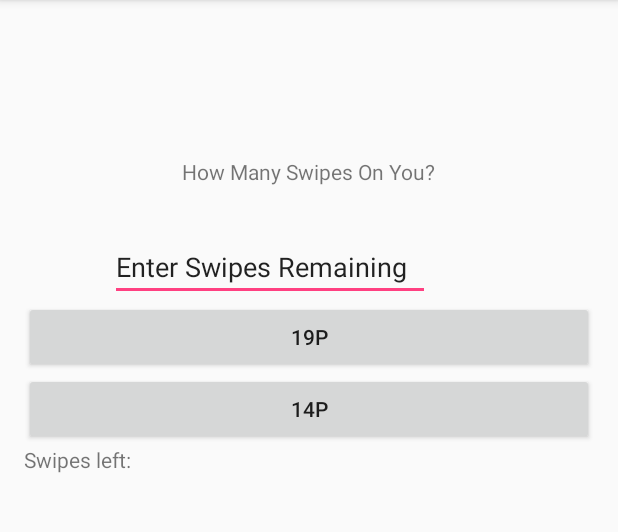
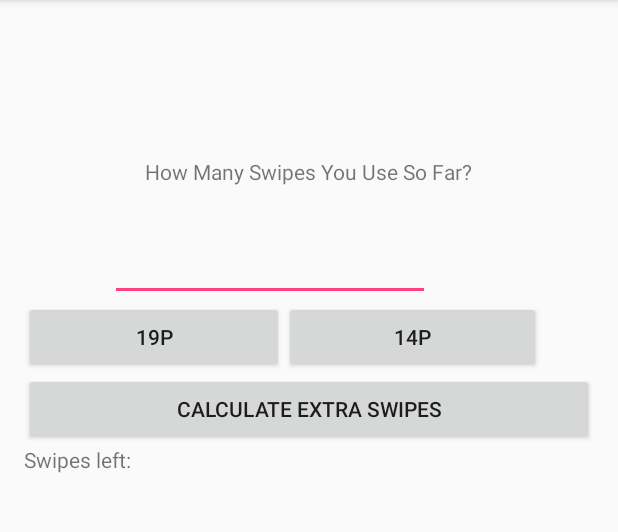
Before and after one commit to tanzeelak/SwypeRight, an Android app: the Menu screen opened directly, with no data from a screen before it, on a phone screen of 412 x 824 dp, the part 84-616 px from its top. Run offline under Robolectric (Android 15) with nearby library versions, the phone set to English and light mode, and no system bars.

```diff
--- a/app/src/main/res/layout/activity_menu.xml
+++ b/app/src/main/res/layout/activity_menu.xml
@@ -29,31 +29,42 @@
             android:layout_gravity="center"
             android:layout_marginTop="71dp"
             android:id="@+id/textView"
-            android:text="How Many Swipes On You?" />
+            android:text="How Many Swipes You Use So Far?" />
 
         <EditText
             android:layout_width="wrap_content"
             android:layout_height="wrap_content"
-            android:inputType="textPersonName"
+            android:inputType="number"
             android:ems="10"
             android:layout_below="@+id/textView"
             android:layout_alignParentStart="true"
             android:layout_marginStart="57dp"
             android:layout_marginTop="31dp"
-            android:id="@+id/allTes"
-            android:text="Enter Swipes Remaining" />
+            android:id="@+id/swipesUsed"
+            tools:text="Enter Swipes Used" />
+        <LinearLayout
+            android:layout_width="wrap_content"
+            android:layout_height="wrap_content"
+            android:orientation="horizontal">
+            <Button
+                android:text="19P"
+                android:layout_width="173dp"
+                android:layout_height="wrap_content"
+                android:id="@+id/button4" />
+
+            <Button
+                android:text="14P"
+                android:layout_width="171dp"
+                android:layout_height="wrap_content"
+                android:id="@+id/button5" />
+
+        </LinearLayout>
 
         <Button
-            android:text="19P"
+            android:text="Calculate Extra Swipes"
             android:layout_width="match_parent"
             android:layout_height="wrap_content"
-            android:id="@+id/button4" />
-
-        <Button
-            android:text="14P"
-            android:layout_width="match_parent"
-            android:layout_height="wrap_content"
-            android:id="@+id/button5" />
+            android:id="@+id/btnCalculateSwipes" />
 
         <TextView
             android:text="Swipes left: "
```
